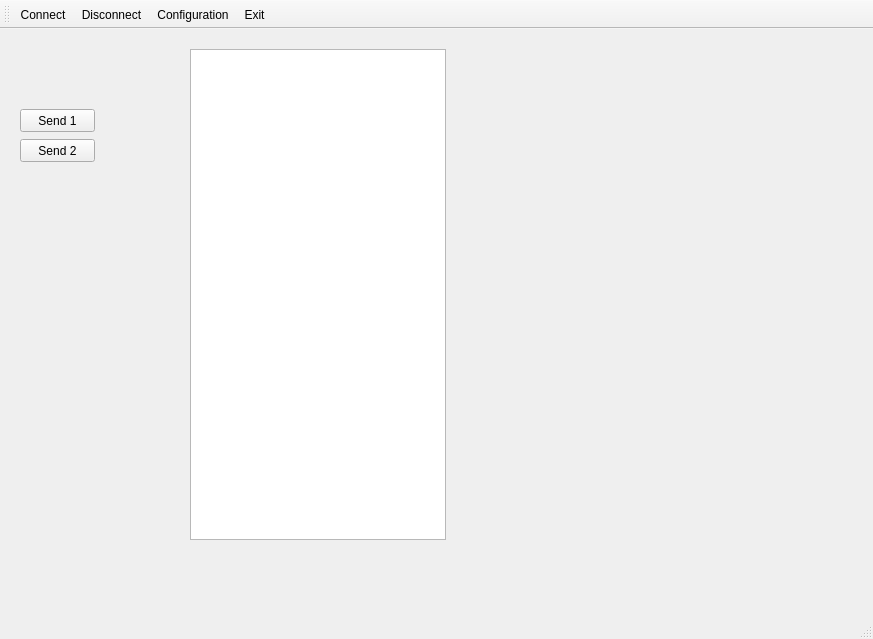
Above: rgSerial/rgSerial/mainwindow.ui from arielbernal/research before the change. Below: the same form after it.
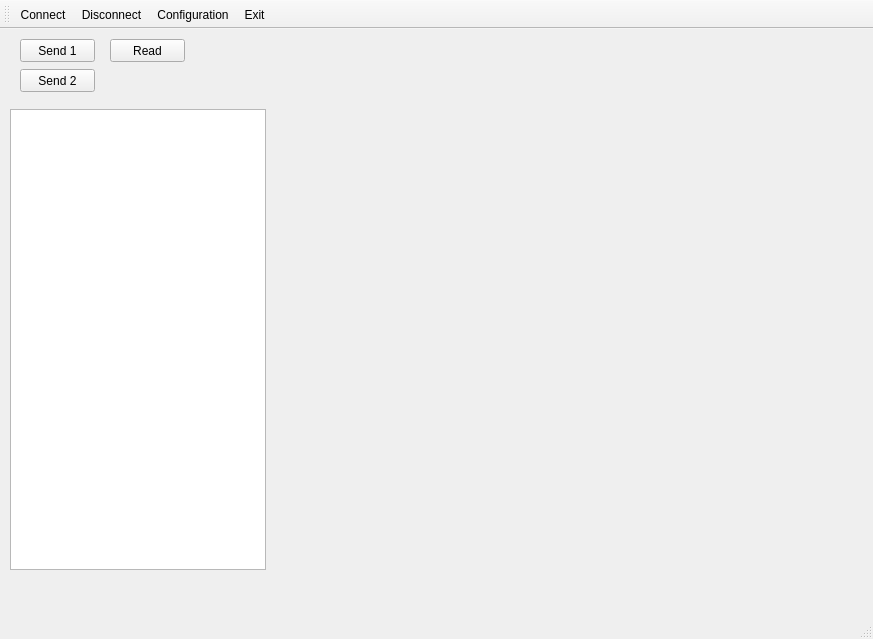
That is the form after the change. Icons and pictures are not drawn. Custom widgets are drawn as their Qt base class.

Patch:
```diff
--- a/rgSerial/rgSerial/mainwindow.ui
+++ b/rgSerial/rgSerial/mainwindow.ui
@@ -17,10 +17,10 @@
    <widget class="QTextBrowser" name="textConsole">
     <property name="geometry">
      <rect>
-      <x>190</x>
-      <y>20</y>
+      <x>10</x>
+      <y>80</y>
       <width>256</width>
-      <height>491</height>
+      <height>461</height>
      </rect>
     </property>
    </widget>
@@ -28,7 +28,7 @@
     <property name="geometry">
      <rect>
       <x>20</x>
-      <y>110</y>
+      <y>40</y>
       <width>75</width>
       <height>23</height>
      </rect>
@@ -41,7 +41,7 @@
     <property name="geometry">
      <rect>
       <x>20</x>
-      <y>80</y>
+      <y>10</y>
       <width>75</width>
       <height>23</height>
      </rect>
@@ -50,6 +50,29 @@
      <string>Send 1</string>
     </property>
    </widget>
+   <widget class="GLWidget" name="glScene" native="true">
+    <property name="geometry">
+     <rect>
+      <x>290</x>
+      <y>10</y>
+      <width>561</width>
+      <height>521</height>
+     </rect>
+    </property>
+   </widget>
+   <widget class="QPushButton" name="pushButton_3">
+    <property name="geometry">
+     <rect>
+      <x>110</x>
+      <y>10</y>
+      <width>75</width>
+      <height>23</height>
+     </rect>
+    </property>
+    <property name="text">
+     <string>Read</string>
+    </property>
+   </widget>
   </widget>
   <widget class="QMenuBar" name="menuBar">
    <property name="geometry">
@@ -130,6 +153,14 @@
   </action>
  </widget>
  <layoutdefault spacing="6" margin="11"/>
+ <customwidgets>
+  <customwidget>
+   <class>GLWidget</class>
+   <extends>QWidget</extends>
+   <header>glwidget.h</header>
+   <container>1</container>
+  </customwidget>
+ </customwidgets>
  <resources>
   <include location="icons.qrc"/>
  </resources>
```
Left out of the diff: 2 changed lines with no effect on the pictures.
